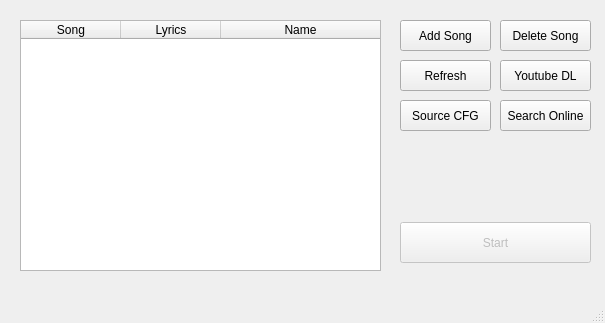
Above: src/mainwindow.ui from Catishere/karaoke-master before the change. Below: the same form after it.
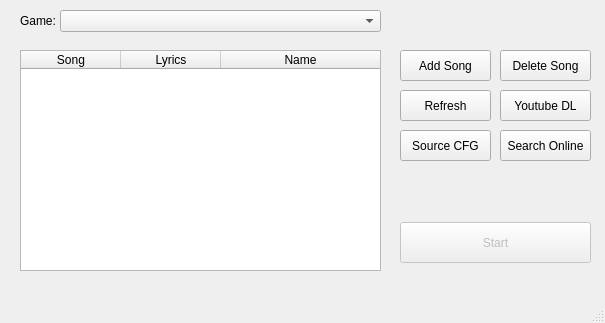
That is the form after the change.

Commit message: Implemented different configuration saving, saving multiple games at once

Diff of the .ui file:
```diff
--- a/src/mainwindow.ui
+++ b/src/mainwindow.ui
@@ -30,9 +30,9 @@
     <property name="geometry">
      <rect>
       <x>20</x>
-      <y>20</y>
+      <y>50</y>
       <width>361</width>
-      <height>251</height>
+      <height>221</height>
      </rect>
     </property>
     <property name="sizePolicy">
@@ -82,7 +82,7 @@
     <property name="geometry">
      <rect>
       <x>400</x>
-      <y>20</y>
+      <y>50</y>
       <width>91</width>
       <height>31</height>
      </rect>
@@ -95,7 +95,7 @@
     <property name="geometry">
      <rect>
       <x>400</x>
-      <y>60</y>
+      <y>90</y>
       <width>91</width>
       <height>31</height>
      </rect>
@@ -108,7 +108,7 @@
     <property name="geometry">
      <rect>
       <x>400</x>
-      <y>100</y>
+      <y>130</y>
       <width>91</width>
       <height>31</height>
      </rect>
@@ -187,7 +187,7 @@
     <property name="geometry">
      <rect>
       <x>500</x>
-      <y>20</y>
+      <y>50</y>
       <width>91</width>
       <height>31</height>
      </rect>
@@ -200,7 +200,7 @@
     <property name="geometry">
      <rect>
       <x>500</x>
-      <y>100</y>
+      <y>130</y>
       <width>91</width>
       <height>31</height>
      </rect>
@@ -213,7 +213,7 @@
     <property name="geometry">
      <rect>
       <x>500</x>
-      <y>60</y>
+      <y>90</y>
       <width>91</width>
       <height>31</height>
      </rect>
@@ -222,6 +222,29 @@
      <string>Youtube DL</string>
     </property>
    </widget>
+   <widget class="QComboBox" name="dropList">
+    <property name="geometry">
+     <rect>
+      <x>60</x>
+      <y>10</y>
+      <width>321</width>
+      <height>22</height>
+     </rect>
+    </property>
+   </widget>
+   <widget class="QLabel" name="label">
+    <property name="geometry">
+     <rect>
+      <x>20</x>
+      <y>10</y>
+      <width>47</width>
+      <height>21</height>
+     </rect>
+    </property>
+    <property name="text">
+     <string>Game:</string>
+    </property>
+   </widget>
   </widget>
   <widget class="QMenuBar" name="menuBar">
    <property name="geometry">
```
The commit also changes 10 other files.
